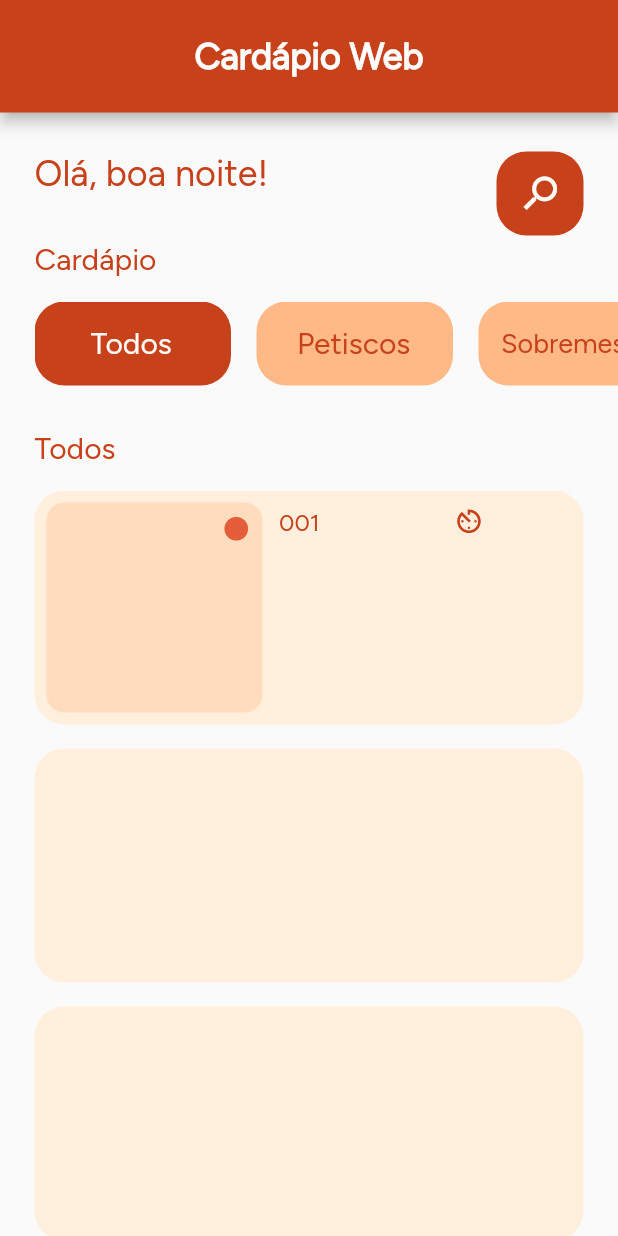
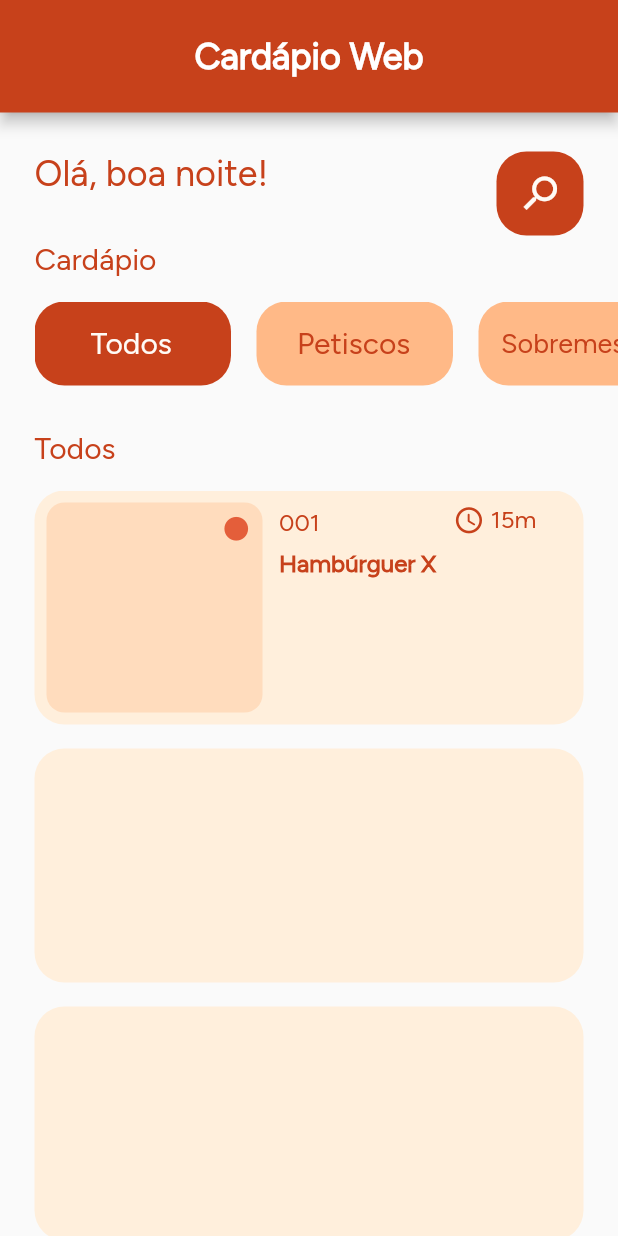
Before and after one commit to VivianeSouza923/desafioMenu-Sprint2, a Flutter app: the screen it shows after launch, on a phone screen of 412 x 824 dp. Run offline on Flutter 3.47's test engine with Material 2 defaults, Android fonts, the phone set to English and light mode, and no system bars.

Commit message:
today's work

```diff
--- a/lib/main.dart
+++ b/lib/main.dart
@@ -1,5 +1,4 @@
 import 'package:flutter/material.dart';
-
 
 void main() {
   runApp(const MyApp());
@@ -250,15 +249,10 @@ class HomePage extends StatelessWidget {
 
             Flexible(
               child: ListView(
-
                 shrinkWrap: true,
-
                 padding: const EdgeInsets.symmetric(horizontal: 23),
-
                 scrollDirection: Axis.vertical,
-
                 children: <Widget>[
-
                   Container(
                     width: 344,
                     height: 156,
@@ -277,8 +271,7 @@ class HomePage extends StatelessWidget {
                             borderRadius: BorderRadius.circular(12),
                           ),
                           child: const Padding(
-                              padding: EdgeInsets.only(
-                                  left: 117.0, top: 8, right: 8, bottom: 113),
+                            padding: EdgeInsets.only(left: 117.0, top: 8, right: 8, bottom: 113),
                             child: Icon(
                               Icons.circle,
                               size: 19,
@@ -286,11 +279,14 @@ class HomePage extends StatelessWidget {
                             ),
                           ),
                         ),
-                          const SizedBox(
-                            width: 11,
-                          ),
-                          const Padding(
-                            padding: EdgeInsets.only(top: 12, bottom: 125),
+                        const Expanded(
+                          child: Column(
+                            crossAxisAlignment: CrossAxisAlignment.start,
+                            children: [
+                              Row(
+                                children: [
+                                  Padding(
+                                    padding: EdgeInsets.only(left: 11, top: 12, bottom: 8),
                                     child: Text(
                                       "001",
                                       style: TextStyle(
@@ -301,33 +297,55 @@ class HomePage extends StatelessWidget {
                                       ),
                                     ),
                                   ),
-                          const SizedBox(
-                            width: 89,
+                                  Padding(
+                                    padding: EdgeInsets.only(left: 89),
+                                    child: Icon(
+                                      Icons.access_time_rounded,
+                                      size: 20.95,
+                                      color: Color(0xffC7411B),
+                                    ),
+                                  ),
+                                  Padding(
+                                    padding: EdgeInsets.only(left: 4.08),
+                                    child: Text(
+                                      "15m",
+                                      style: TextStyle(
+                                        fontFamily: 'FigTree',
+                                        fontSize: 16,
+                                        fontWeight: FontWeight.w500,
+                                        color: Color(0xffC7411B),
+                                      ),
+                                    ),
+                                  ),
+                                ],
                               ),
 
-                          const Padding(
-                            padding: EdgeInsets.only(top: 10, bottom: 125),
-                            child: Icon(
-
-
-                              Icons.av_timer_outlined,
-                              size: 20.95,
+                              Row(
+                                children: [
+                                  Padding(
+                                    padding: EdgeInsets.only(left:11.0, bottom: 97, right: 74),
+                                    child: Text(
+                                      "Hambúrguer X",
+                                      style: TextStyle(
+                                        fontFamily: 'FigTree',
+                                        fontSize: 16,
+                                        fontWeight: FontWeight.w600,
                                         color: Color(0xffC7411B),
-
-
-
-
                                       ),
+                                    ),
+                                  ),
+                                ],
                               ),
 
 
                             ],
                           ),
                         ),
+                      ],
+                    ),
+                  ),
 
-                    const SizedBox(height: 16,),
-
-
+                  const SizedBox(height: 16),
 
                   Container(
                     width: 344,
@@ -338,8 +356,7 @@ class HomePage extends StatelessWidget {
                     ),
                   ),
 
-                    const SizedBox(height: 16,),
-
+                  const SizedBox(height: 16),
 
                   Container(
                     width: 344,
@@ -350,8 +367,7 @@ class HomePage extends StatelessWidget {
                     ),
                   ),
 
-                    const SizedBox(height: 16,),
-
+                  const SizedBox(height: 16),
 
                   Container(
                     width: 344,
@@ -362,9 +378,7 @@ class HomePage extends StatelessWidget {
                     ),
                   ),
 
-
-                    const SizedBox(height: 16,),
-
+                  const SizedBox(height: 16),
 
                   Container(
                     width: 344,
@@ -375,7 +389,7 @@ class HomePage extends StatelessWidget {
                     ),
                   ),
 
-                    const SizedBox(height: 16,),
+                  const SizedBox(height: 16),
                 ],
               ),
             ),
```
Lines whose indentation alone changed are shown as unchanged.
